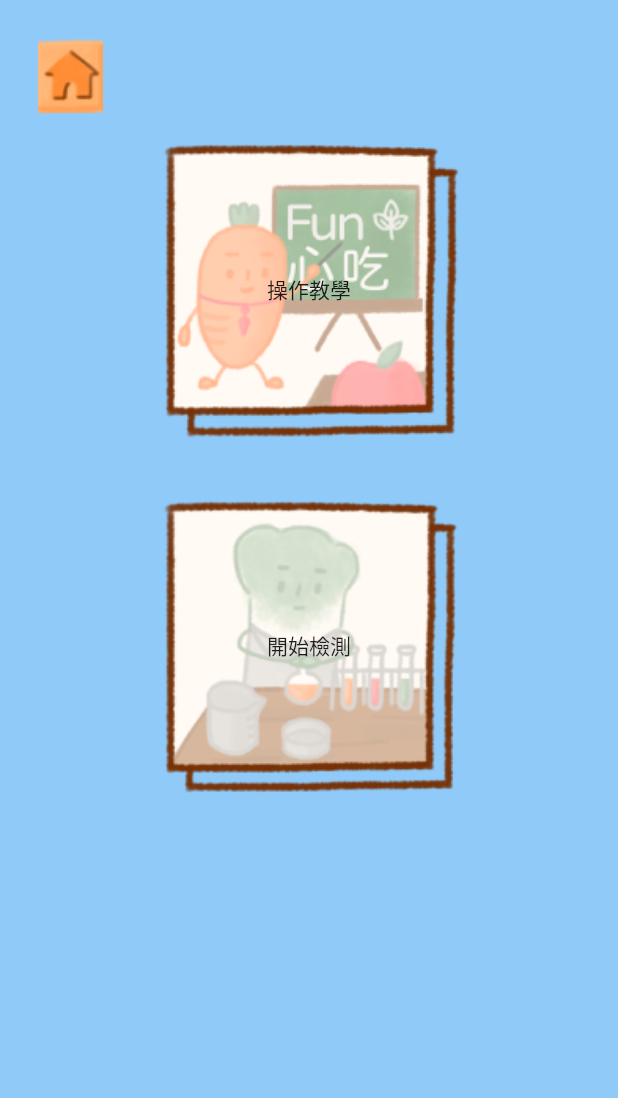
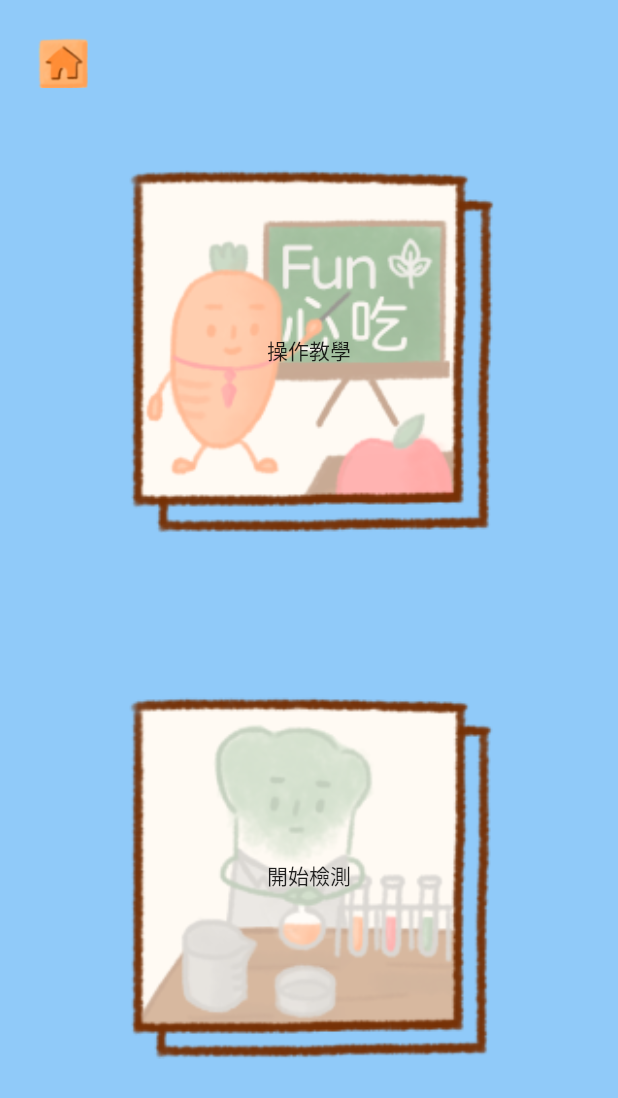
Before and after one commit to sodiffi/fun_eating_app, a Flutter app: the TestMenu widget shown alone on an empty page, opened directly, on a phone screen of 412 x 824 dp. Shown: the top 1098 px of the screen. Run offline on Flutter 3.47's test engine with Material 2 defaults, Android fonts, the phone set to English and light mode, and no system bars; our stand-ins replace date_format, fluttertoast; missing offline and left inert: flutter_better_camera.

Commit message:
跑版修正

```diff
--- a/lib/testMenu.dart
+++ b/lib/testMenu.dart
@@ -1,6 +1,4 @@
 // import 'dart:html';
-
-
 
 import 'package:flutter/cupertino.dart';
 import 'package:flutter/material.dart';
@@ -8,9 +6,6 @@ import 'package:flutter/rendering.dart';
 import 'input.dart';
 import 'train.dart';
 import 'home.dart';
-
-
-
 
 class TestMenu extends StatefulWidget {
   @override
@@ -36,55 +31,61 @@ class _TestMenuPageState extends State<TestMenu> {
 
   @override
   Widget build(BuildContext context) {
+
+    this.setState(() {
+      isStraight = MediaQuery.of(context).orientation == Orientation.portrait;
+    });
     Widget homeButton = Flex(
       direction: Axis.horizontal,
       children: <Widget>[
         Expanded(
           flex: 1,
           child: Padding(
-            padding: const EdgeInsets.fromLTRB(25, 25, 0, 0),
+            padding: EdgeInsets.fromLTRB(25, 25, 0, 0),
+            child: AspectRatio(
+              aspectRatio: 1 / 1,
               child: FlatButton(
                 padding: EdgeInsets.zero,
                 onPressed: () {
-                Navigator.push(context,MaterialPageRoute(builder: (context)=>HomeMenuPage()));
+                  Navigator.push(context,
+                      MaterialPageRoute(builder: (context) => HomeMenuPage()));
                 },
                 child: Image.asset(
                   'images/home.png',
-                height: 50.0,
-                width: 50.0,
-                fit: BoxFit.cover,
+                  fit: BoxFit.fill,
                 ),
               ),
             ),
           ),
-        Spacer(flex: 5),
+        ),
+        Spacer(flex: 6),
       ],
     );
 
-    List<Widget> buttons = [
-      Padding(
-          padding: const EdgeInsets.all(20),
+    Widget buttonTrainBox = (Padding(
+      padding: EdgeInsets.all(20),
       child: Container(
         child: FlatButton(
           padding: EdgeInsets.zero,
           onPressed: () {
-                Navigator.push(context,
-                    MaterialPageRoute(builder: (context) => TrainPage()));
+            Navigator.push(
+                context, MaterialPageRoute(builder: (context) => TrainPage()));
           },
           child: Stack(
             alignment: const Alignment(0, 0),
             children: [
               Image.asset(
                 'images/trainBox.png',
-                    width: 200.0,
-                    fit: BoxFit.fill,
+                width:isStraight?MediaQuery.of(context).size.height * 0.3:MediaQuery.of(context).size.height * 0.5,
+                fit: BoxFit.cover,
               ),
               Text('操作教學')
             ],
           ),
         ),
-          )),
-      Padding(
+      ),
+    ));
+    Widget buttonTestBox = (Padding(
       padding: EdgeInsets.all(20),
       child: Center(
         child: Container(
@@ -99,8 +100,8 @@ class _TestMenuPageState extends State<TestMenu> {
               children: [
                 Image.asset(
                   'images/testBox.png',
-                    width: 200.0,
-                    fit: BoxFit.fill,
+                  width:isStraight?MediaQuery.of(context).size.height * 0.3:MediaQuery.of(context).size.height * 0.5,
+                  fit: BoxFit.cover,
                 ),
                 Text('開始檢測')
               ],
@@ -108,27 +109,34 @@ class _TestMenuPageState extends State<TestMenu> {
           ),
         ),
       ),
-      )
-    ];
-    this.setState(() {
-      isStraight = MediaQuery.of(context).orientation == Orientation.portrait;
-    });
+    ));
+
 
     return Container(
       color: Theme.of(context).backgroundColor,
+      child: SizedBox(
         child: Column(
+          children: <Widget>[homeButton] +
+              (isStraight
+                  ? [
+                      Container(
+                        height:MediaQuery.of(context).size.height * 0.85,
+                        child: Flex(
+                          direction: Axis.vertical,
                           children: [
-          homeButton,
-          isStraight
-              ? Column(
-                  children: buttons,
+                            Expanded(flex:1,child:buttonTrainBox),
+                            Expanded(flex:1,child:buttonTestBox),
+                          ],
+                        ),
+                      ),
+                    ]
+                  : [
+                      Row(
+                        children: [buttonTrainBox, buttonTestBox],
                         mainAxisAlignment: MainAxisAlignment.center,
-                )
-              : Row(
-                  children: buttons,
-                  mainAxisAlignment: MainAxisAlignment.center,
-                )
-        ],
+                      ),
+                    ]),
+        ),
       ),
     );
   }
```
Lines whose indentation alone changed are shown as unchanged.
